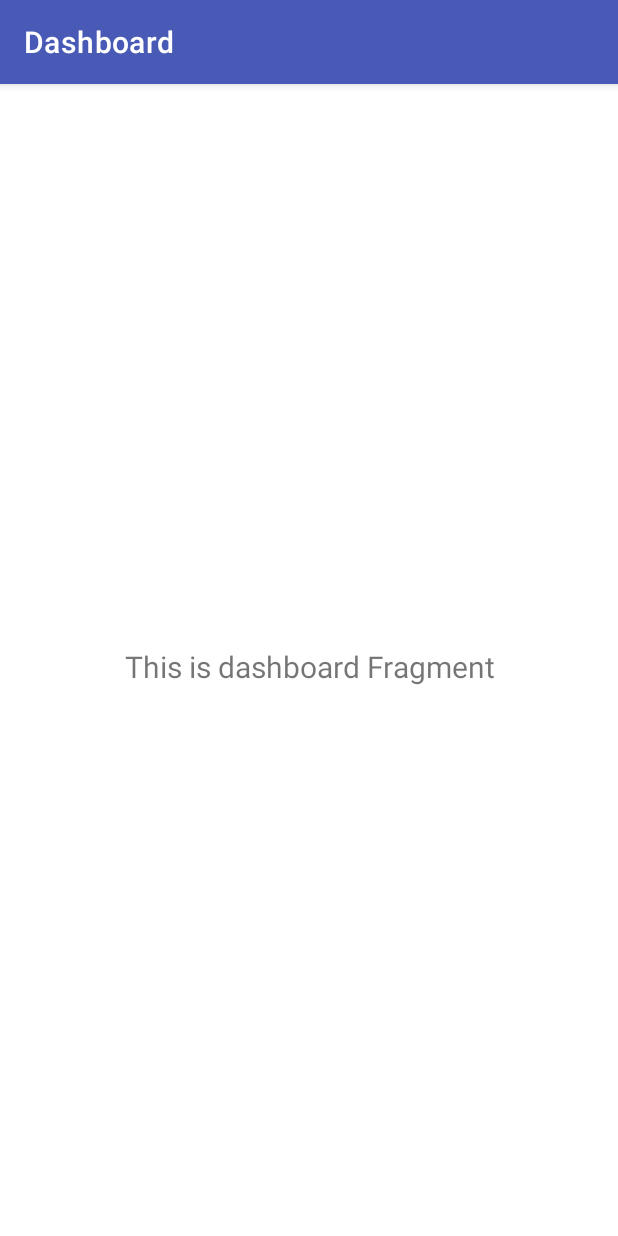
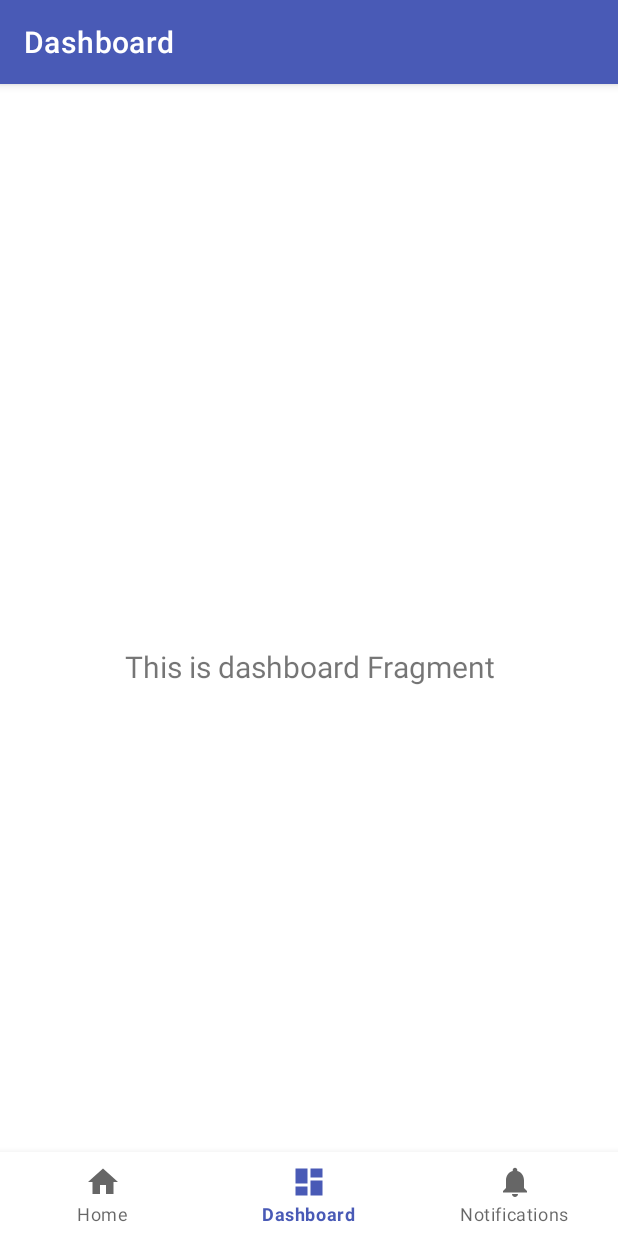
Before and after one commit to aklambert/Wellness-Journal, an Android app: the screen it shows after launch (MainActivity), after a tap on "BEGIN", on a phone screen of 412 x 824 dp. Run offline under Robolectric (Android 15) with nearby library versions, the phone set to English and light mode, and no system bars; our stand-ins replace navigation-ui.

Commit message:
#5, Don't show bottom navigation bar on welcome screen, but show it in other screens

```diff
--- a/app/src/main/java/com/example/wellnessjournal/MainActivity.kt
+++ b/app/src/main/java/com/example/wellnessjournal/MainActivity.kt
@@ -1,12 +1,8 @@
 package com.example.wellnessjournal
-
-import android.content.SharedPreferences
 import android.os.Bundle
-import android.widget.Button
-import android.widget.TextView
+import android.view.View
 import com.google.android.material.bottomnavigation.BottomNavigationView
 import androidx.appcompat.app.AppCompatActivity
-import androidx.core.view.isInvisible
 import androidx.navigation.findNavController
 import androidx.navigation.ui.AppBarConfiguration
 import androidx.navigation.ui.setupActionBarWithNavController
@@ -36,6 +32,17 @@ class MainActivity : AppCompatActivity() {
         )
         setupActionBarWithNavController(navController, appBarConfiguration)
         navView.setupWithNavController(navController)
+        val currentNavPosition = navController.currentDestination
 
+        // Don't show bottom navigation bar for Welcome screen, but do show it for all other screens
+        if (currentNavPosition != null) {
+            if(currentNavPosition.label == "Home") {
+                navView.visibility = View.GONE
+            }
+            else {
+
+                navView.visibility = View.VISIBLE
+            }
+        }
     }
 }
--- a/app/src/main/java/com/example/wellnessjournal/ui/home/HomeFragment.kt
+++ b/app/src/main/java/com/example/wellnessjournal/ui/home/HomeFragment.kt
@@ -7,12 +7,12 @@ import android.view.LayoutInflater
 import android.view.View
 import android.view.ViewGroup
 import android.widget.Button
-import android.widget.TextView
 import androidx.fragment.app.Fragment
 import androidx.lifecycle.ViewModelProvider
 import androidx.navigation.fragment.findNavController
 import com.example.wellnessjournal.R
 import com.example.wellnessjournal.databinding.FragmentHomeBinding
+import com.google.android.material.bottomnavigation.BottomNavigationView
 
 
 class HomeFragment : Fragment() {
@@ -29,8 +29,7 @@ class HomeFragment : Fragment() {
         savedInstanceState: Bundle?
     ): View {
 
-        val homeViewModel =
-            ViewModelProvider(this).get(HomeViewModel::class.java)
+        val homeViewModel = ViewModelProvider(this).get(HomeViewModel::class.java)
 
         _binding = FragmentHomeBinding.inflate(inflater, container, false)
         val root: View = binding.root
@@ -44,8 +43,6 @@ class HomeFragment : Fragment() {
 
         // Check if user has clicked the BEGIN button before, and move right to Home Screen if they have
         val prefs = this.requireActivity().getSharedPreferences("pref", Context.MODE_PRIVATE)
-
-        var tv = root.findViewById<TextView>(R.id.txt_hello) as TextView
 
         if (prefs.contains("welcome_screen_disable") && prefs.getBoolean("welcome_screen_disable", true)) {
             // Startup screen for user is the home screen
@@ -64,6 +61,10 @@ class HomeFragment : Fragment() {
 
             // Move to home screen
             findNavController().navigate(R.id.navigation_dashboard)
+
+            // Make sure bottom navigation bar is showing
+            val navView: BottomNavigationView = requireActivity().findViewById(R.id.nav_view)
+            navView.visibility = View.VISIBLE
         }
 
         return root
--- a/app/src/main/res/layout/activity_main.xml
+++ b/app/src/main/res/layout/activity_main.xml
@@ -12,7 +12,6 @@
         android:layout_width="0dp"
         android:layout_height="wrap_content"
         android:background="?android:attr/windowBackground"
-        android:visibility="invisible"
         app:layout_constraintBottom_toBottomOf="parent"
         app:layout_constraintHorizontal_bias="1.0"
         app:layout_constraintLeft_toLeftOf="parent"
@@ -33,6 +32,7 @@
         app:layout_constraintRight_toRightOf="parent"
         app:layout_constraintTop_toTopOf="parent"
         app:layout_constraintVertical_bias="0.0"
-        app:navGraph="@navigation/mobile_navigation" />
+        app:navGraph="@navigation/mobile_navigation"
+        tools:ignore="FragmentTagUsage" />
 
 </androidx.constraintlayout.widget.ConstraintLayout>
```
